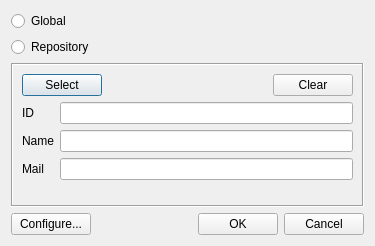
The window that src/SetGpgSigningDialog.ui (soramimi/Guitar) describes before a commit, drawn with Qt 5.
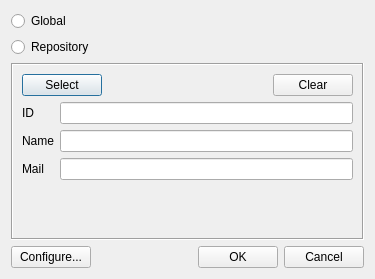
The same window after the commit. Custom widgets are drawn as their Qt base class.

Diff of the .ui file:
```diff
--- a/src/SetGpgSigningDialog.ui
+++ b/src/SetGpgSigningDialog.ui
@@ -7,7 +7,7 @@
     <x>0</x>
     <y>0</y>
     <width>375</width>
-    <height>246</height>
+    <height>279</height>
    </rect>
   </property>
   <property name="windowTitle">
@@ -49,6 +49,12 @@
       <enum>QFrame::Sunken</enum>
      </property>
      <layout class="QFormLayout" name="formLayout">
+      <property name="labelAlignment">
+       <set>Qt::AlignLeading|Qt::AlignLeft|Qt::AlignVCenter</set>
+      </property>
+      <property name="formAlignment">
+       <set>Qt::AlignLeading|Qt::AlignLeft|Qt::AlignTop</set>
+      </property>
       <item row="1" column="0">
        <widget class="QLabel" name="label">
         <property name="text">
```
